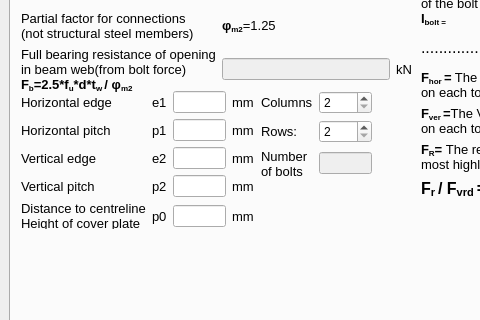
Old version of the form gui.ui in the repository marv2018/Spliced-Cover-Plate-Connection; both pictures show x 0 to 480 and y 83 to 403 of the 853 by 682 pixel window.
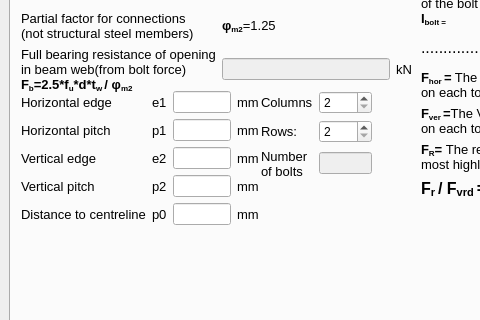
New version of the form. The open tabs and pages were chosen to show the change. Icons and pictures are not drawn.

The edit to the form file:
```diff
--- a/gui.ui
+++ b/gui.ui
@@ -1362,7 +1362,7 @@
          <rect>
           <x>10</x>
           <y>120</y>
-          <width>233</width>
+          <width>238</width>
           <height>138</height>
          </rect>
         </property>
@@ -1623,8 +1623,7 @@
             </font>
            </property>
            <property name="text">
-            <string>Distance to centreline
-Height of cover plate</string>
+            <string>Distance to centreline</string>
            </property>
           </widget>
          </item>
```
Left out of the diff: 10 changed lines with no effect on the pictures.
